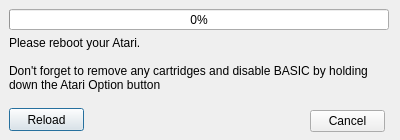
First picture: the form in src/autobootdialog.ui, repository pjones1063/AspeQt-2k26, before the edit.
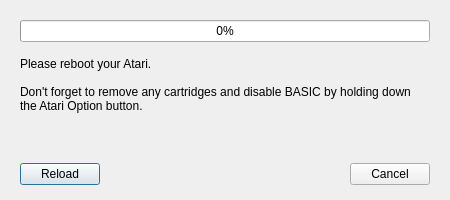
Second picture: the form after the edit.

Diff of the .ui file:
```diff
--- a/src/autobootdialog.ui
+++ b/src/autobootdialog.ui
@@ -6,22 +6,33 @@
    <rect>
     <x>0</x>
     <y>0</y>
-    <width>400</width>
-    <height>140</height>
+    <width>450</width>
+    <height>200</height>
    </rect>
   </property>
   <property name="windowTitle">
    <string>Boot executable</string>
   </property>
+  
+  <layout class="QVBoxLayout" name="verticalLayout">
+   <property name="spacing">
+    <number>15</number>
+   </property>
+   <property name="leftMargin">
+    <number>20</number>
+   </property>
+   <property name="topMargin">
+    <number>20</number>
+   </property>
+   <property name="rightMargin">
+    <number>20</number>
+   </property>
+   <property name="bottomMargin">
+    <number>15</number>
+   </property>
+   
+   <item>
   <widget class="QProgressBar" name="progressBar">
-   <property name="geometry">
-    <rect>
-     <x>9</x>
-     <y>9</y>
-     <width>380</width>
-     <height>21</height>
-    </rect>
-   </property>
    <property name="value">
     <number>0</number>
    </property>
@@ -32,17 +43,12 @@
     <bool>false</bool>
    </property>
   </widget>
+   </item>
+   
+   <item>
   <widget class="QLabel" name="label">
-   <property name="geometry">
-    <rect>
-     <x>9</x>
-     <y>36</y>
-     <width>381</width>
-     <height>66</height>
-    </rect>
-   </property>
    <property name="sizePolicy">
-    <sizepolicy hsizetype="Preferred" vsizetype="Expanding">
+      <sizepolicy hsizetype="Preferred" vsizetype="MinimumExpanding">
      <horstretch>0</horstretch>
      <verstretch>0</verstretch>
     </sizepolicy>
@@ -50,10 +56,7 @@
    <property name="text">
     <string>Please reboot your Atari.
 
-Don't forget to remove any cartridges and disable BASIC by holding down the Atari Option button</string>
-   </property>
-   <property name="scaledContents">
-    <bool>false</bool>
+Don't forget to remove any cartridges and disable BASIC by holding down the Atari Option button.</string>
    </property>
    <property name="alignment">
     <set>Qt::AlignLeading|Qt::AlignLeft|Qt::AlignTop</set>
@@ -62,15 +65,12 @@
     <bool>true</bool>
    </property>
   </widget>
+   </item>
+   
+   <item>
+    <layout class="QHBoxLayout" name="horizontalLayout">
+     <item>
   <widget class="QPushButton" name="reloadButton">
-   <property name="geometry">
-    <rect>
-     <x>9</x>
-     <y>108</y>
-     <width>75</width>
-     <height>23</height>
-    </rect>
-   </property>
    <property name="toolTip">
     <string>Use this button to re-load the executable 
 if it has been changed since the last re-boot 
@@ -80,15 +80,24 @@
     <string>Reload</string>
    </property>
   </widget>
+     </item>
+     
+     <item>
+      <spacer name="horizontalSpacer">
+       <property name="orientation">
+        <enum>Qt::Orientation::Horizontal</enum>
+       </property>
+       <property name="sizeHint" stdset="0">
+        <size>
+         <width>40</width>
+         <height>20</height>
+        </size>
+       </property>
+      </spacer>
+     </item>
+     
+     <item>
   <widget class="QDialogButtonBox" name="buttonBox">
-   <property name="geometry">
-    <rect>
-     <x>310</x>
-     <y>110</y>
-     <width>75</width>
-     <height>23</height>
-    </rect>
-   </property>
    <property name="orientation">
     <enum>Qt::Horizontal</enum>
    </property>
@@ -96,6 +105,10 @@
     <set>QDialogButtonBox::Cancel</set>
    </property>
   </widget>
+     </item>
+    </layout>
+   </item>
+  </layout>
  </widget>
  <resources />
  <connections>
```
Left out of the diff: 6 changed lines with no effect on the pictures. Lines whose indentation alone changed are shown as unchanged.
